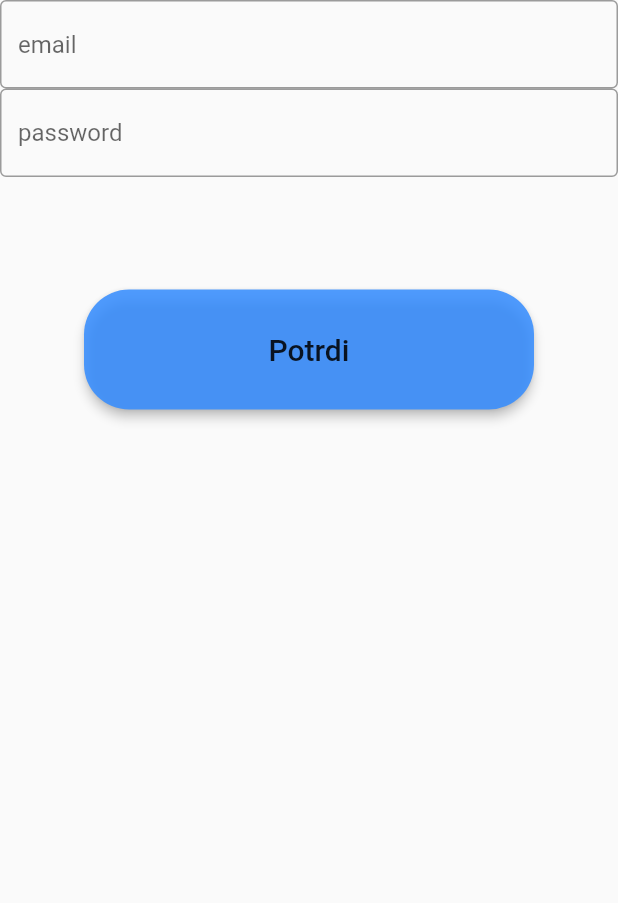
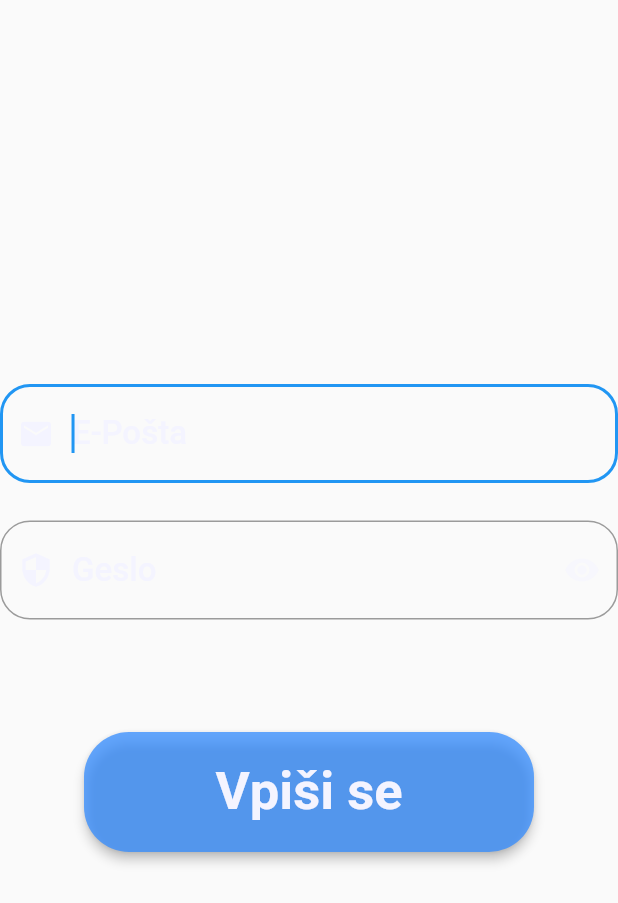
Before and after one commit to MerceneX/ShooDar, a Flutter app: the LoginForm widget shown alone on an empty page, opened directly, on a phone screen of 412 x 824 dp. Shown: the top 903 px of the screen. Run offline on Flutter 3.47's test engine with Material 2 defaults, Android fonts, the light colour scheme and no system bars; our stand-ins replace bloc, cloud_firestore, dartz, data_connection_checker, equatable, firebase_auth and 8 more; accounts and stored records are empty; Roboto replaces fonts that are missing (Georgia, Hind); statements that could not run were skipped.

Commit message:
Finalized login page

```diff
--- a/src/lib/features/user/presentation/widgets/login_controls.dart
+++ b/src/lib/features/user/presentation/widgets/login_controls.dart
@@ -12,7 +12,6 @@ class LoginForm extends StatefulWidget {
   _LoginFormState createState() => _LoginFormState();
 }
 
-
 class _LoginFormState extends State<LoginForm> {
   final _formKey = GlobalKey<FormState>();
 
@@ -20,35 +19,68 @@ class _LoginFormState extends State<LoginForm> {
   final controllerPassword = TextEditingController();
   String username;
   String password;
+  bool _obscureText = true;
 
   @override
   Widget build(BuildContext context) {
     return Form(
         key: _formKey,
         child: Column(
-            crossAxisAlignment: CrossAxisAlignment.center,
+            mainAxisAlignment: MainAxisAlignment.center,
             children: <Widget>[
-              TextField(
+              Container(
+                  padding: EdgeInsets.only(bottom: 25),
+                  child: TextField(
                     controller: controllerUsername,
-                keyboardType: TextInputType.emailAddress,
-                decoration: InputDecoration(
-                border: OutlineInputBorder(),
-                hintText: 'email',
-                ),
                     onChanged: (emailValue) {
                       username = emailValue;
                     },
                     onSubmitted: (_) {
                       dispatchLogin();
                     },
+                    keyboardType: TextInputType.emailAddress,
+                    decoration: InputDecoration(
+                        fillColor: Theme.of(context).textTheme.headline2.color,
+                        border: OutlineInputBorder(
+                          borderRadius: BorderRadius.circular(20),
                         ),
+                        hintText: 'E-Pošta',
+                        hintStyle: TextStyle(
+                            color: Theme.of(context).textTheme.headline2.color),
+                        errorText: null,
+                        prefixIcon: Icon(
+                          Icons.email,
+                          color: Theme.of(context).textTheme.headline2.color,
+                        )),
+                    style: Theme.of(context).textTheme.bodyText1,
+                    autofocus: true,
+                    enableSuggestions: true,
+                  )),
               TextField(
                 controller: controllerPassword,
-                  keyboardType: TextInputType.visiblePassword,
+                obscureText: _obscureText,
                 decoration: InputDecoration(
-                  border: OutlineInputBorder(),
-                  hintText: 'password',
+                    border: OutlineInputBorder(
+                      borderRadius: BorderRadius.circular(20),
                     ),
+                    hintText: 'Geslo',
+                    hintStyle: TextStyle(
+                        color: Theme.of(context).textTheme.headline2.color),
+                    errorText: null,
+                    prefixIcon: Icon(Icons.security,
+                        color: Theme.of(context).textTheme.headline2.color),
+                    suffixIcon: GestureDetector(
+                      child: Icon(
+                        Icons.remove_red_eye,
+                        color: Theme.of(context)
+                            .textTheme
+                            .headline2
+                            .color
+                            .withOpacity(0.5),
+                      ),
+                      onTap: _toggle,
+                    )),
+                style: Theme.of(context).textTheme.bodyText1,
                 onChanged: (passwordValue) {
                   password = passwordValue;
                 },
@@ -67,17 +99,22 @@ class _LoginFormState extends State<LoginForm> {
                           highlightColor: Theme.of(context).primaryColor,
                           elevation: 3.0,
                           color:
-                              Theme.of(context).primaryColor.withOpacity(0.85),
+                              Theme.of(context).primaryColor.withOpacity(0.75),
                           shape: RoundedRectangleBorder(
                               borderRadius: new BorderRadius.circular(30.0)),
                           child: Text(
-                            "Potrdi",
-                            style: Theme.of(context).textTheme.title,
+                            "Vpiši se",
+                            style: Theme.of(context).textTheme.headline2,
                           ),
                           onPressed: () => dispatchLogin())))
             ]));
   }
 
+  void _toggle() {
+    setState(() {
+      _obscureText = !_obscureText;
+    });
+  }
 
   void dispatchLogin() {
     BlocProvider.of<UserBloc>(context).add(LoginUserEvent(username, password));
```
Also changed, not shown: src/lib/features/user/presentation/pages/login_user.dart (+60 -12 lines). Lines whose indentation alone changed are shown as unchanged.
